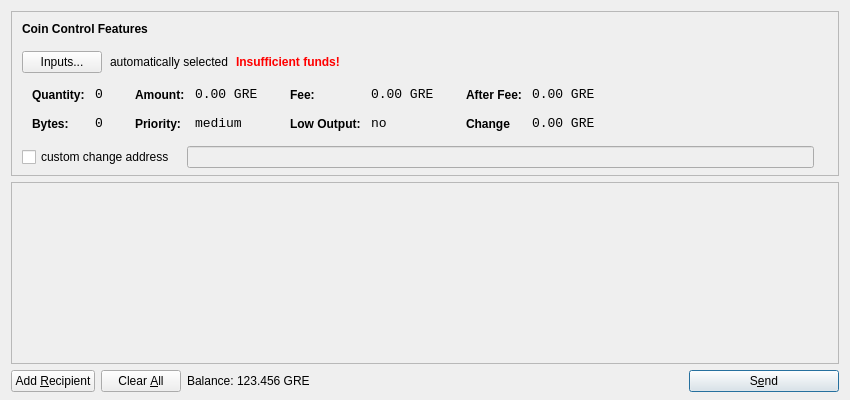
Qt form src/qt/forms/sendcoinsdialog.ui (Mesterlovesz74/GoldReserve) before a commit.
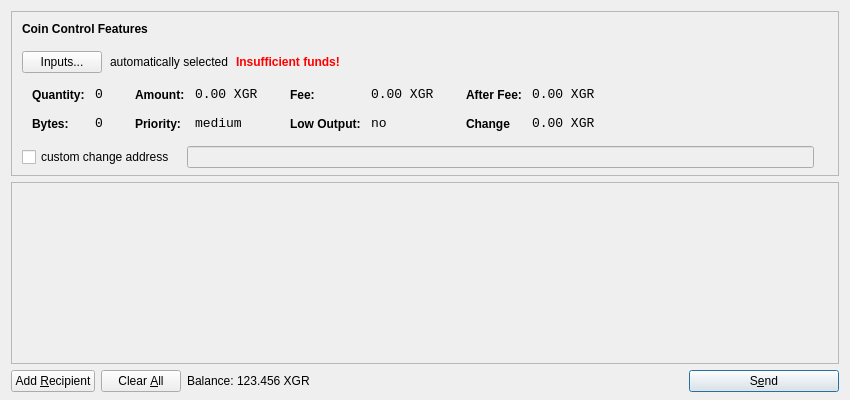
The same form after that commit. Icons and pictures are not drawn.

Patch:
```diff
--- a/src/qt/forms/sendcoinsdialog.ui
+++ b/src/qt/forms/sendcoinsdialog.ui
@@ -321,7 +321,7 @@
                   <enum>Qt::ActionsContextMenu</enum>
                  </property>
                  <property name="text">
-                  <string>0.00 GRE</string>
+                  <string>0.00 XGR</string>
                  </property>
                  <property name="textInteractionFlags">
                   <set>Qt::LinksAccessibleByMouse|Qt::TextSelectableByKeyboard|Qt::TextSelectableByMouse</set>
@@ -407,7 +407,7 @@
                   <enum>Qt::ActionsContextMenu</enum>
                  </property>
                  <property name="text">
-                  <string>0.00 GRE</string>
+                  <string>0.00 XGR</string>
                  </property>
                  <property name="textInteractionFlags">
                   <set>Qt::LinksAccessibleByMouse|Qt::TextSelectableByKeyboard|Qt::TextSelectableByMouse</set>
@@ -493,7 +493,7 @@
                   <enum>Qt::ActionsContextMenu</enum>
                  </property>
                  <property name="text">
-                  <string>0.00 GRE</string>
+                  <string>0.00 XGR</string>
                  </property>
                  <property name="textInteractionFlags">
                   <set>Qt::LinksAccessibleByMouse|Qt::TextSelectableByKeyboard|Qt::TextSelectableByMouse</set>
@@ -525,7 +525,7 @@
                   <enum>Qt::ActionsContextMenu</enum>
                  </property>
                  <property name="text">
-                  <string>0.00 GRE</string>
+                  <string>0.00 XGR</string>
                  </property>
                  <property name="textInteractionFlags">
                   <set>Qt::LinksAccessibleByMouse|Qt::TextSelectableByKeyboard|Qt::TextSelectableByMouse</set>
@@ -732,7 +732,7 @@
           <cursorShape>IBeamCursor</cursorShape>
          </property>
          <property name="text">
-          <string>123.456 GRE</string>
+          <string>123.456 XGR</string>
          </property>
          <property name="textInteractionFlags">
           <set>Qt::LinksAccessibleByMouse|Qt::TextSelectableByKeyboard|Qt::TextSelectableByMouse</set>
```
